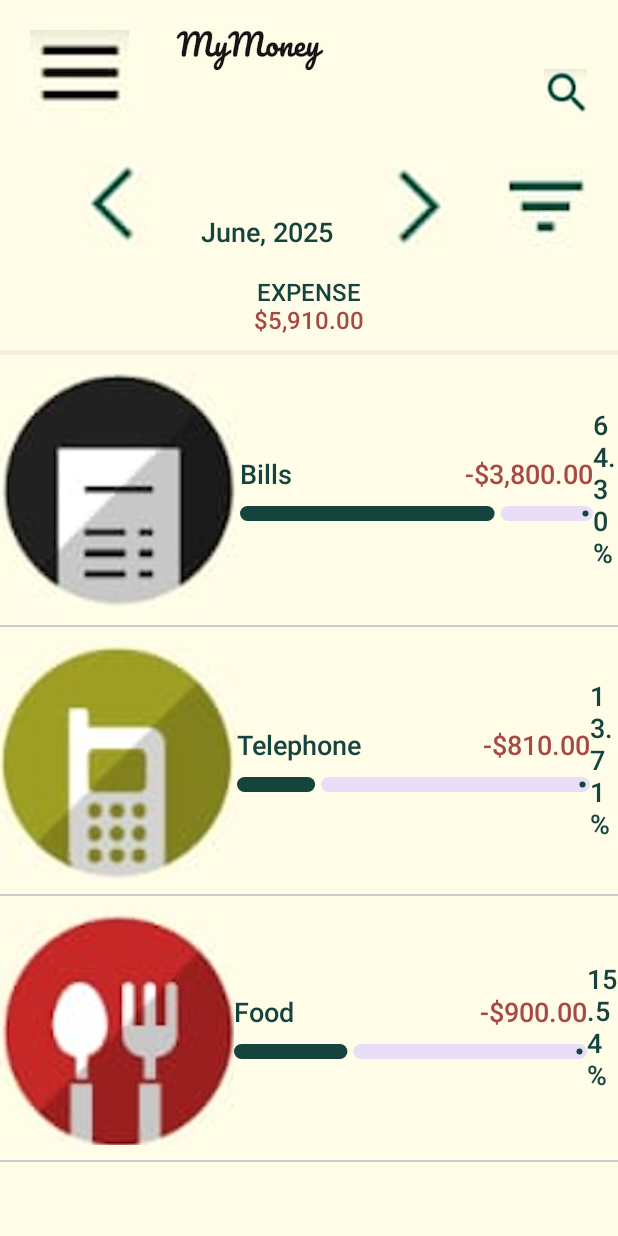
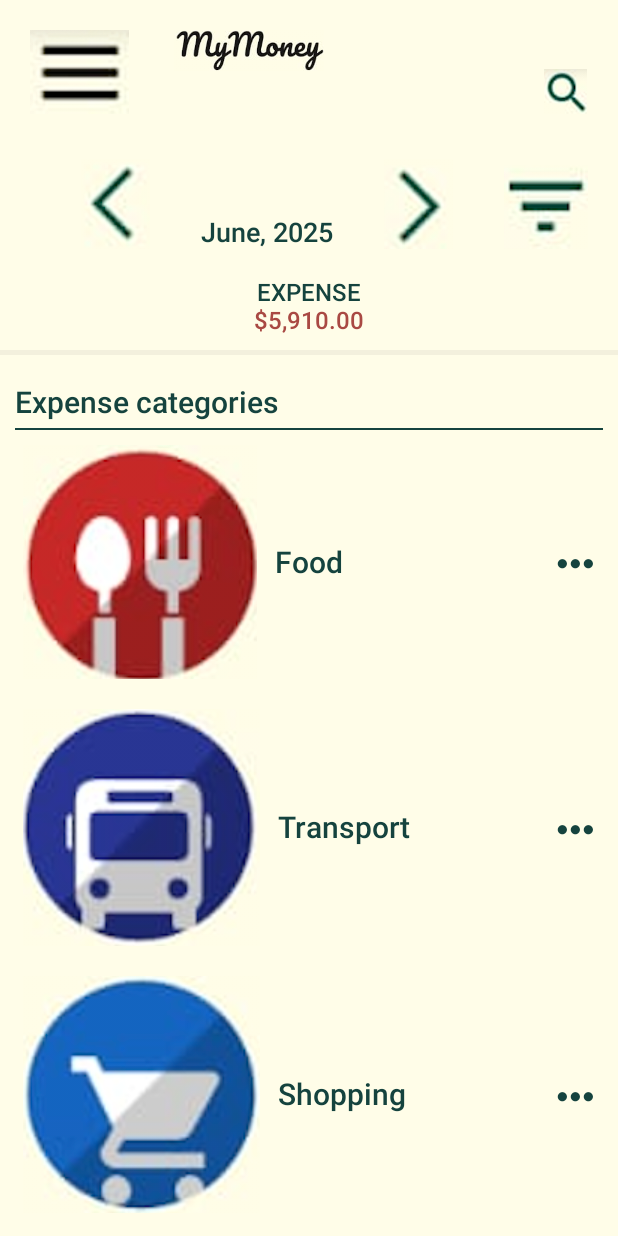
Before and after one commit to aminakhtar5595/SubTrackr, an Android app built with Jetpack Compose: the screen it shows after launch (MainActivity), on a phone screen of 412 x 824 dp. Run offline under Robolectric (Android 15) with nearby library versions, the phone set to English and light mode, and no system bars.

Commit message:
Implemented category list in category screen

```diff
--- a/app/src/main/java/com/example/subtrackr/MainActivity.kt
+++ b/app/src/main/java/com/example/subtrackr/MainActivity.kt
@@ -11,6 +11,7 @@ import androidx.compose.runtime.Composable
 import androidx.compose.ui.Modifier
 import androidx.compose.ui.tooling.preview.Preview
 import com.example.subtrackr.ui.screens.analysis.AnalysisScreen
+import com.example.subtrackr.ui.screens.categories.CategoriesScreen
 import com.example.subtrackr.ui.screens.home.HomeScreen
 import com.example.subtrackr.ui.screens.search.SearchScreen
 import com.example.subtrackr.ui.screens.splash.SplashScreen
@@ -20,7 +21,7 @@ class MainActivity : ComponentActivity() {
     override fun onCreate(savedInstanceState: Bundle?) {
         super.onCreate(savedInstanceState)
         setContent {
-            AnalysisScreen()
+            CategoriesScreen()
             }
         }
     }
--- a/app/src/main/java/com/example/subtrackr/ui/screens/categories/CategoriesScreen.kt
+++ b/app/src/main/java/com/example/subtrackr/ui/screens/categories/CategoriesScreen.kt
@@ -1,8 +1,141 @@
 package com.example.subtrackr.ui.screens.categories
 
+import androidx.compose.foundation.Image
+import androidx.compose.foundation.background
+import androidx.compose.foundation.layout.Arrangement
+import androidx.compose.foundation.layout.Column
+import androidx.compose.foundation.layout.Row
+import androidx.compose.foundation.layout.Spacer
+import androidx.compose.foundation.layout.fillMaxSize
+import androidx.compose.foundation.layout.fillMaxWidth
+import androidx.compose.foundation.layout.height
+import androidx.compose.foundation.layout.padding
+import androidx.compose.foundation.layout.size
+import androidx.compose.foundation.rememberScrollState
+import androidx.compose.foundation.verticalScroll
+import androidx.compose.material3.Divider
+import androidx.compose.material3.Text
 import androidx.compose.runtime.Composable
+import androidx.compose.ui.Alignment
+import androidx.compose.ui.Modifier
+import androidx.compose.ui.graphics.Color
+import androidx.compose.ui.res.painterResource
+import androidx.compose.ui.text.TextStyle
+import androidx.compose.ui.text.font.FontWeight
+import androidx.compose.ui.unit.dp
+import androidx.compose.ui.unit.sp
+import com.example.subtrackr.R
 
 @Composable
 fun CategoriesScreen() {
+    val scrollState = rememberScrollState()
+    Column (
+        modifier = Modifier
+            .fillMaxSize()
+            .background(color = Color(0xFFfffde8))
+            .verticalScroll(scrollState)
+            .padding(vertical = 20.dp),
+    ) {
+        Column (
+            modifier = Modifier.padding(horizontal = 20.dp)
+        ) {
+            Row (
+                modifier = Modifier.fillMaxWidth(),
+                verticalAlignment = Alignment.Bottom,
+                horizontalArrangement = Arrangement.SpaceBetween
+            ) {
+                Row {
+                    Image(painter = painterResource(id = R.drawable.menu_icon),
+                        contentDescription = "Menu Icon")
 
+                    Spacer(modifier = Modifier.padding(end = 30.dp))
+                    Image(painter = painterResource(id = R.drawable.app_icon),
+                        contentDescription = "App Icon", modifier = Modifier.height(27.dp))
+                }
+                Image(painter = painterResource(id = R.drawable.search_icon),
+                    contentDescription = "Search Icon", modifier = Modifier.size(30.dp))
+            }
+
+            Row (
+                modifier = Modifier
+                    .fillMaxWidth()
+                    .padding(top = 30.dp, bottom = 20.dp),
+                verticalAlignment = Alignment.Bottom,
+                horizontalArrangement = Arrangement.SpaceBetween
+            ) {
+                Spacer(modifier = Modifier.padding())
+                Image(painter = painterResource(id = R.drawable.left_arrow_icon),
+                    contentDescription = "Right Arrow Icon")
+
+                Text("June, 2025", style = TextStyle(fontSize = 18.sp), color = Color(0xFF15433e), fontWeight = FontWeight.Medium)
+
+                Image(painter = painterResource(id = R.drawable.right_arrow_icon),
+                    contentDescription = "Right Arrow Icon")
+
+                Image(painter = painterResource(id = R.drawable.filter_icon),
+                    contentDescription = "Filter Icon")
+            }
+
+            Column (
+                modifier = Modifier
+                    .fillMaxWidth()
+                    .padding(bottom = 10.dp),
+                horizontalAlignment = Alignment.CenterHorizontally
+            ) {
+                Text("EXPENSE", style = TextStyle(fontSize = 16.sp), color = Color(0xFF15433e), fontWeight = FontWeight.Medium)
+                Text("$5,910.00", style = TextStyle(fontSize = 16.sp), color = Color(0xFFa94943), fontWeight = FontWeight.Medium)
+            }
+        }
+
+        Divider(
+            color = Color(0xFFf3f0dd),
+            thickness = 3.dp
+        )
+
+        Column (
+            modifier = Modifier.padding(vertical = 20.dp, horizontal = 10.dp)
+        ) {
+            Text(
+                "Expense categories",
+                style = TextStyle(fontSize = 20.sp),
+                color = Color(0xFF15433e),
+                fontWeight = FontWeight.SemiBold
+            )
+            Spacer(modifier = Modifier.height(5.dp))
+            Divider(color = Color(0xFF15433e), thickness = 1.5.dp)
+            listOf(
+                ExpenseCategory("Food", R.drawable.food_icon),
+                ExpenseCategory("Transport", R.drawable.transportation_icon),
+                ExpenseCategory("Shopping", R.drawable.shopping_icon),
+                ExpenseCategory("Health", R.drawable.health_icon),
+                ExpenseCategory("Bills", R.drawable.bills_icon),
+                ExpenseCategory("Entertainment", R.drawable.entertainment_icon),
+                ExpenseCategory("Beauty", R.drawable.beauty_icon),
+                ExpenseCategory("Baby", R.drawable.baby_icon),
+                ExpenseCategory("Car", R.drawable.car_icon),
+                ExpenseCategory("Clothing", R.drawable.clothing_icon),
+                ExpenseCategory("Education", R.drawable.education_icon),
+                ExpenseCategory("Electronics", R.drawable.electronics_icon),
+            )
+        }
+    }
 }
+
+@Composable
+fun ExpenseCategory(name: String, image: Int) {
+    Row (
+        verticalAlignment = Alignment.CenterVertically,
+        modifier = Modifier.fillMaxWidth().padding(vertical = 10.dp, horizontal = 5.dp),
+        horizontalArrangement = Arrangement.SpaceBetween
+    ) {
+        Row (
+            verticalAlignment = Alignment.CenterVertically,
+        ) {
+            Image(painter = painterResource(id = image), contentDescription = "Expense Icon")
+            Spacer(modifier = Modifier.padding(start = 12.dp))
+            Text(name, style = TextStyle(fontSize = 20.sp), color = Color(0xFF15433e), fontWeight = FontWeight.Medium)
+        }
+
+        Text("●●●", style = TextStyle(fontSize = 14.sp), color = Color(0xFF15433e))
+    }
+}
```
